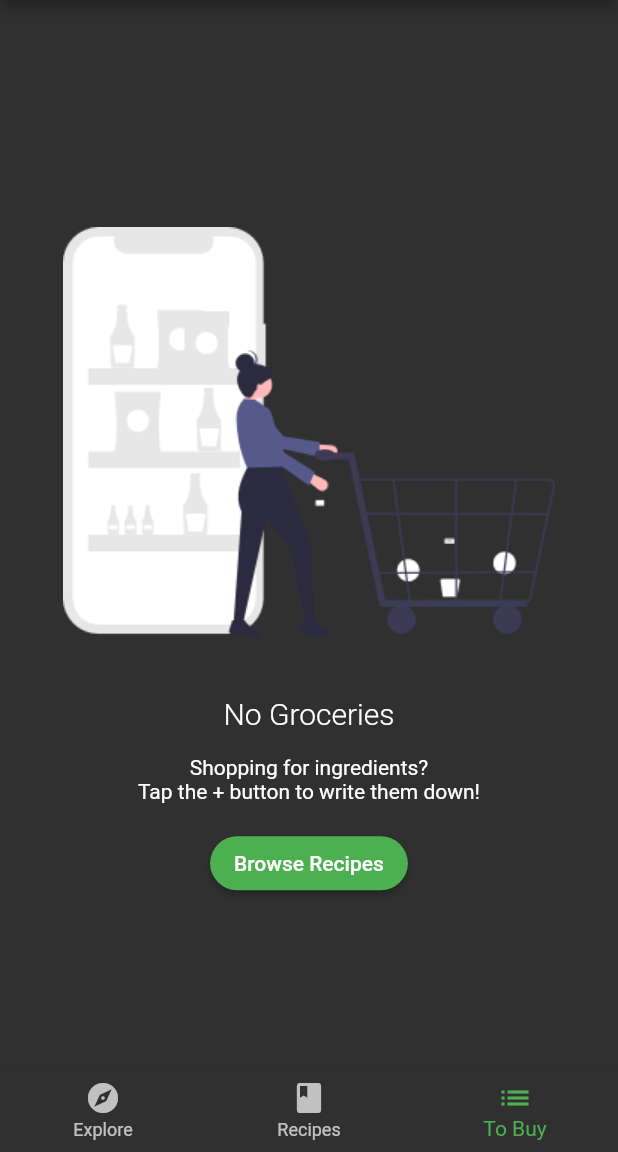
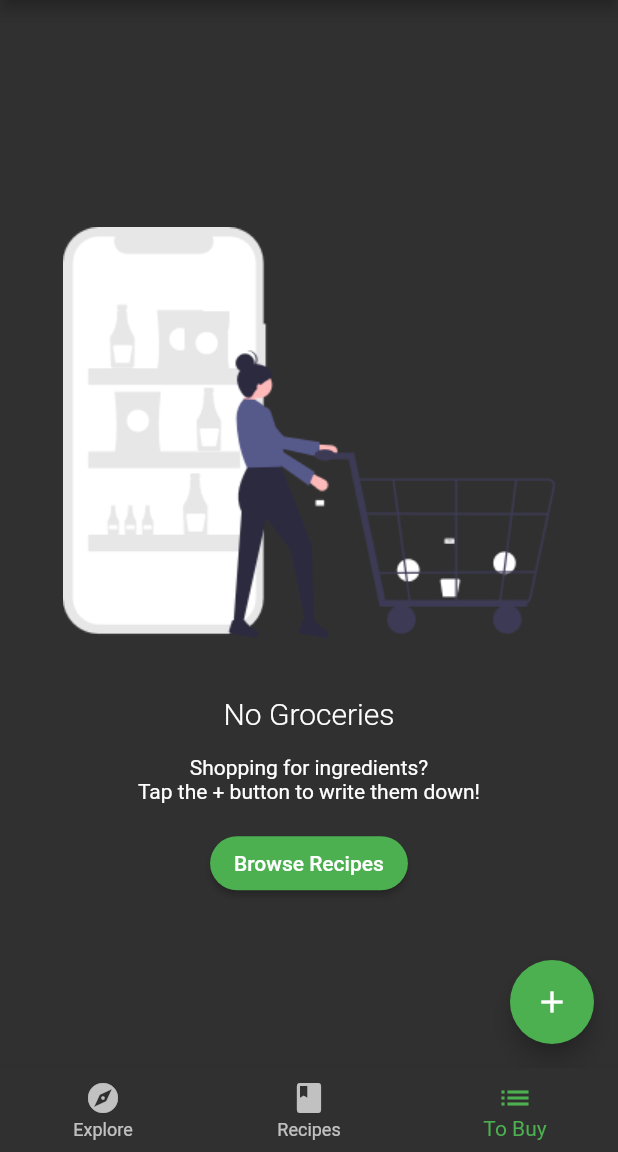
Before and after one commit to oaaees/Fooderlich-flutter, a Flutter app: the screen it shows after launch, item 3 of the bottom bar chosen, on a phone screen of 412 x 824 dp, the part 84-1236 px from its top. Run offline on Flutter 3.47's test engine with Material 2 defaults, Android fonts, the phone set to English and light mode, and no system bars; our stand-ins replace google_fonts.

Commit message:
added grocery_manager, made another provider and updated dependencies

```diff
--- a/lib/main.dart
+++ b/lib/main.dart
@@ -25,7 +25,7 @@
       home: MultiProvider(
         providers: [
           ChangeNotifierProvider(create: (context) => TabManager()),
-          //TODO: Add GroceryManager Provider
+          ChangeNotifierProvider(create: (context) => GroceryManager())
         ],
         child: const Home(),
       )
--- a/lib/models/models.dart
+++ b/lib/models/models.dart
@@ -4,3 +4,4 @@
 export 'explore_data.dart';
 export 'grocery_item.dart';
 export 'tab_manager.dart';
+export 'grocery_manager.dart';
--- a/lib/screens/grocery_screen.dart
+++ b/lib/screens/grocery_screen.dart
@@ -1,5 +1,7 @@
 import 'package:flutter/material.dart';
+import 'package:provider/provider.dart';
 
+import '../models/models.dart';
 import 'empty_grocery_screen.dart';
 
 class GroceryScreen extends StatelessWidget {
@@ -7,8 +9,26 @@
 
   @override
   Widget build(BuildContext context){
-    //TODO: Add a scaffold widget
-    return const EmptyGroceryScreen();
+    return Scaffold(
+      floatingActionButton: FloatingActionButton(
+        child: const Icon(Icons.add),
+        onPressed: () {
+          //TODO: Present GroceryItemScreen
+        }
+      ),
+      body: buildGroceryScreen(),
+    );
   }
-  // TODO: Add buildGroceryScreen
+
+  Widget buildGroceryScreen() {
+    return Consumer<GroceryManager>(
+      builder: (context, manager, child) {
+        if(manager.groceryItems.isNotEmpty){
+          return const Placeholder(color: Colors.white);
+        } else {
+          return const EmptyGroceryScreen();
+        }
+      },
+    );
+  }
 }
--- a/pubspec.yaml
+++ b/pubspec.yaml
@@ -13,6 +13,9 @@
   google_fonts: ^4.0.1
   provider: ^6.0.3
   file: ^6.1.4
+  flutter_colorpicker: ^1.0.3
+  intl: ^0.17.0
+  uuid: ^3.0.6
 
 dev_dependencies:
   flutter_test:
```
Also changed, not shown: lib/models/grocery_manager.dart (added, +29 -0 lines), pubspec.lock.
